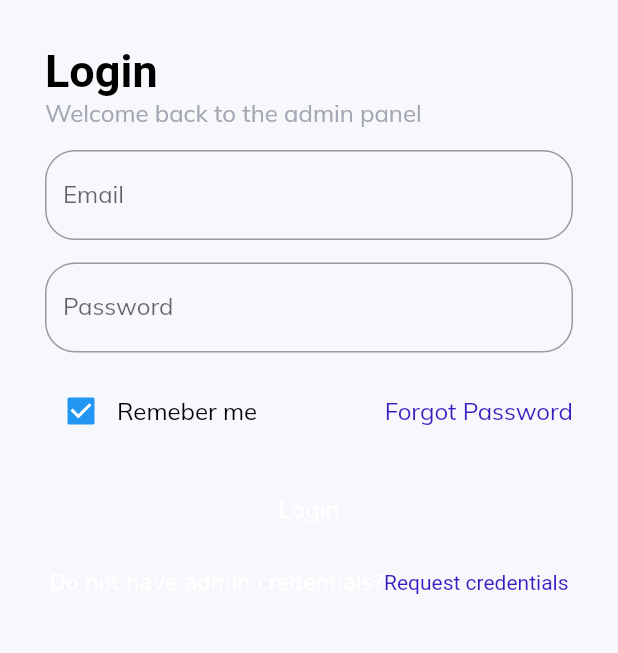
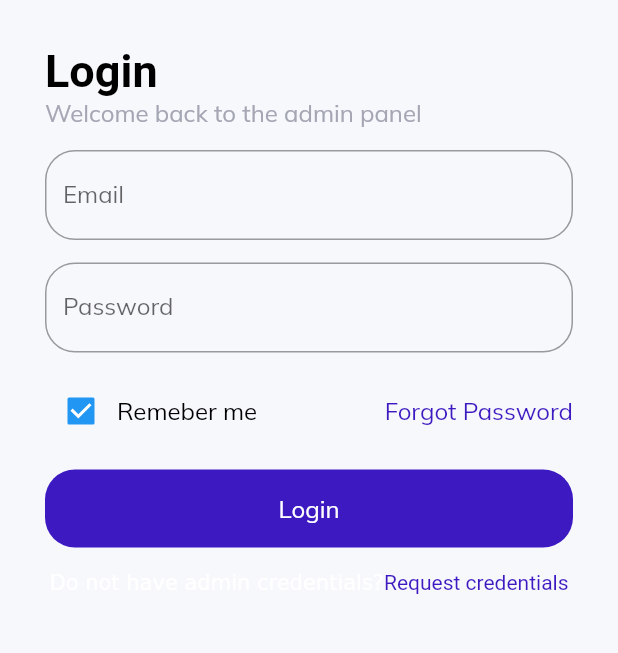
Before and after one commit to ERy03/Flutter-Web-Admin-Page, a Flutter app: the screen it shows after launch, on a phone screen of 412 x 824 dp, the part 345-998 px from its top. Run offline on Flutter 3.47's test engine with Material 2 defaults, Android fonts, the phone set to English and light mode, and no system bars; our stand-ins replace charts_flutter, data_table_2, get, google_fonts.

Commit message:
color to login button

```diff
--- a/lib/pages/authentication/authentication.dart
+++ b/lib/pages/authentication/authentication.dart
@@ -111,6 +111,7 @@ class AuthenticationPage extends StatelessWidget {
               },
               child: Container(
                 decoration: BoxDecoration(
+                  color: active,
                   borderRadius: BorderRadius.circular(20),
                 ),
                 alignment: Alignment.center,
```
